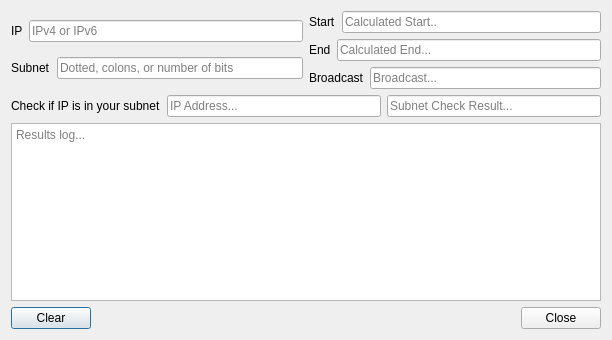
Before: the Qt Designer form src/subnetcalc.ui in dannagle/PacketSender, drawn with Qt 5.
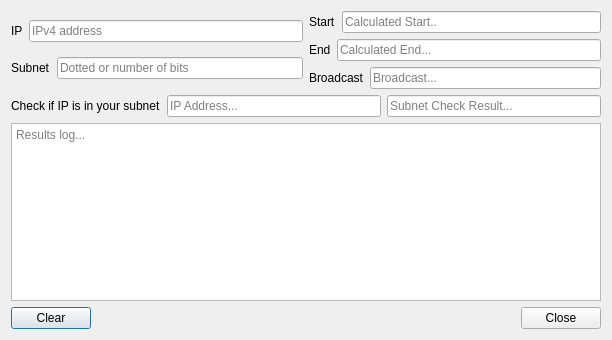
After: the same form once the commit is applied.

Commit message: removed ipv6 support from subnet calculator

```diff
--- a/src/subnetcalc.ui
+++ b/src/subnetcalc.ui
@@ -30,7 +30,7 @@
          <item>
           <widget class="QLineEdit" name="ipEdit">
            <property name="placeholderText">
-            <string>IPv4 or IPv6</string>
+            <string>IPv4 address</string>
            </property>
           </widget>
          </item>
@@ -48,7 +48,7 @@
          <item>
           <widget class="QLineEdit" name="subnetEdit">
            <property name="placeholderText">
-            <string>Dotted, colons, or number of bits </string>
+            <string>Dotted or number of bits </string>
            </property>
           </widget>
          </item>
```
The commit also changes 1 other file.
